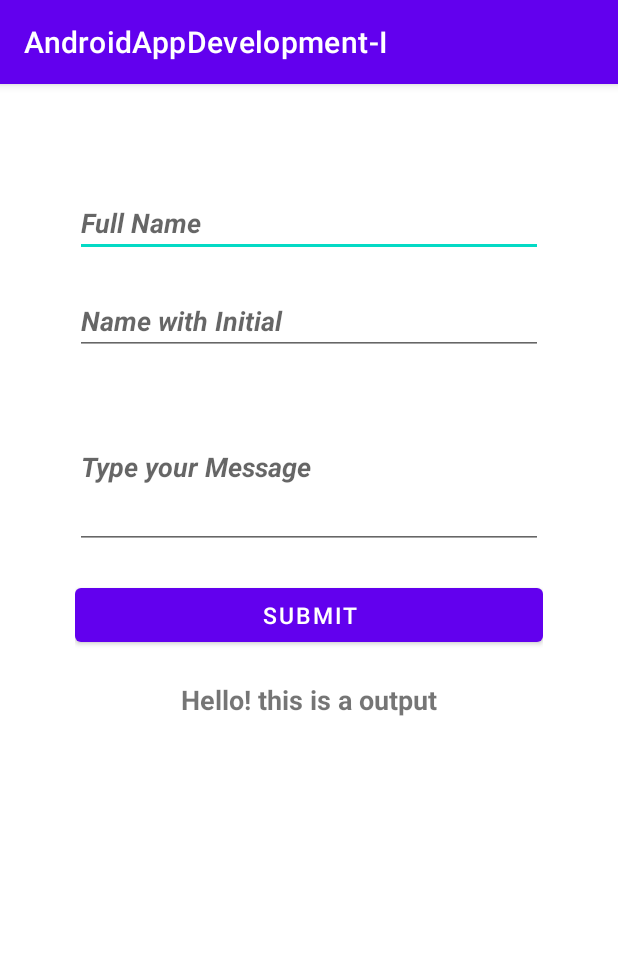
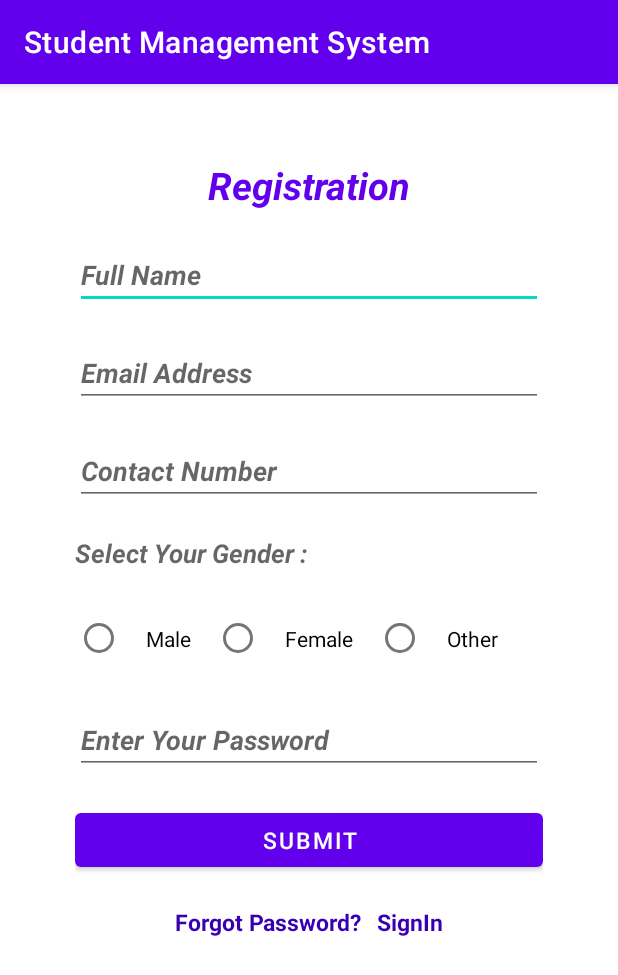
Before and after one commit to AsardeenCJ7/Android-MobileApp-Practicals, an Android app: the screen it shows after launch (MainActivity), on a phone screen of 412 x 824 dp. Shown: the top 975 px of the screen. Run offline under Robolectric (Android 15) with nearby library versions, the phone set to English and light mode, and no system bars.

Commit message:
Registration Xml done

```diff
--- a/app/src/main/res/layout/activity_main.xml
+++ b/app/src/main/res/layout/activity_main.xml
@@ -4,18 +4,17 @@
     xmlns:tools="http://schemas.android.com/tools"
     android:layout_width="match_parent"
     android:layout_height="match_parent"
-    tools:context=".MainActivity"
     android:padding="50dp"
-    >
+    tools:context=".MainActivity">
 
     <EditText
+        android:id="@+id/editTextName"
         android:layout_width="match_parent"
         android:layout_height="wrap_content"
+        android:layout_below="@id/txtRegi"
+        android:layout_marginTop="20dp"
         android:hint="Full Name"
-        android:id="@+id/editTextName"
-        android:textStyle="bold|italic"
-        android:layout_marginTop="20dp"
-       />
+        android:textStyle="bold|italic" />
 
     <EditText
         android:id="@+id/editTextInitial"
@@ -24,39 +23,120 @@
         android:layout_below="@+id/editTextName"
         android:layout_centerInParent="true"
         android:layout_marginTop="20dp"
-        android:hint="Name with Initial"
+        android:hint="Email Address"
+        android:inputType="textEmailAddress"
         android:textStyle="bold|italic" />
 
     <EditText
-    android:id="@+id/editTextmessage"
+        android:id="@+id/editEmail"
         android:layout_width="match_parent"
         android:layout_height="wrap_content"
-    android:hint="Type your Message"
-    android:lines="4"
         android:layout_below="@+id/editTextInitial"
-    android:textStyle="bold|italic"
-    android:layout_marginTop="20dp"/>
+        android:layout_marginTop="20dp"
+        android:hint="Contact Number"
+        android:inputType="phone"
+        android:textStyle="bold|italic" />
 
     <Button
         android:id="@+id/btnSayHello"
         android:layout_width="match_parent"
         android:layout_height="wrap_content"
-        android:layout_below="@id/editTextmessage"
+        android:layout_below="@id/editPwd"
+        android:layout_marginTop="20dp"
         android:text="Submit"
-        android:textSize="15dp"
-        android:layout_marginTop="20dp"/>
+        android:textSize="15dp" />
+
+    <LinearLayout
+        android:layout_width="wrap_content"
+        android:layout_height="wrap_content"
+        android:layout_below="@id/btnSayHello"
+        android:layout_centerInParent="true"
+        android:layout_marginTop="20dp">
 
         <TextView
             android:id="@+id/textView1"
+            android:layout_width="wrap_content"
+            android:layout_height="wrap_content"
+            android:text="Forgot Password?"
+            android:textAlignment="center"
+            android:textColor="@color/design_default_color_primary_dark"
+            android:textSize="15dp"
+            android:textStyle="bold|normal" />
+
+        <TextView
+            android:id="@+id/textView2"
+            android:layout_width="wrap_content"
+            android:layout_height="wrap_content"
+            android:layout_marginStart="10dp"
+            android:text="SignIn"
+            android:textAlignment="center"
+            android:textColor="@color/design_default_color_primary_dark"
+            android:textSize="15dp"
+            android:textStyle="bold|normal" />
+
+    </LinearLayout>
+
+
+    <TextView
+        android:id="@+id/txtGender"
+        android:layout_width="wrap_content"
+        android:layout_height="wrap_content"
+        android:layout_below="@+id/editEmail"
+        android:layout_marginTop="20dp"
+        android:hint="Select Your Gender : "
+        android:textSize="17dp"
+        android:textStyle="bold|italic"
+
+        />
+
+    <RadioGroup
+        android:id="@+id/rdoGroup"
         android:layout_width="match_parent"
         android:layout_height="wrap_content"
-        android:text="Hello! this is a output"
-        android:layout_below="@id/btnSayHello"
+        android:layout_below="@+id/txtGender"
         android:layout_marginTop="20dp"
-        android:textSize="18dp"
+        android:orientation="horizontal">
+
+        <RadioButton
+            android:id="@+id/radio_button1_id"
+            android:layout_width="wrap_content"
+            android:layout_height="wrap_content"
+            android:padding="15dp"
+            android:text="Male" />
+
+        <RadioButton
+            android:id="@+id/radio_button2_id"
+            android:layout_width="wrap_content"
+            android:layout_height="wrap_content"
+            android:padding="15dp"
+            android:text="Female" />
+
+        <RadioButton
+            android:id="@+id/radio_button3_id"
+            android:layout_width="wrap_content"
+            android:layout_height="wrap_content"
+            android:padding="15dp"
+            android:text="Other" />
+
+    </RadioGroup>
+
+    <EditText
+        android:id="@+id/editPwd"
+        android:layout_width="match_parent"
+        android:layout_height="wrap_content"
+        android:layout_below="@+id/rdoGroup"
+        android:layout_marginTop="20dp"
+        android:hint="Enter Your Password"
+        android:inputType="textPassword"
+        android:textStyle="italic|bold" />
+
+    <TextView
+        android:id="@+id/txtRegi"
+        android:layout_width="match_parent"
+        android:layout_height="wrap_content"
+        android:text="Registration"
         android:textAlignment="center"
-        android:textStyle="bold|normal"
-        />
-
-
+        android:textColor="@color/purple_500"
+        android:textSize="25dp"
+        android:textStyle="italic|bold" />
 </RelativeLayout>
--- a/app/src/main/res/values/strings.xml
+++ b/app/src/main/res/values/strings.xml
@@ -1,3 +1,3 @@
 <resources>
-    <string name="app_name">AndroidAppDevelopment-I</string>
+    <string name="app_name">Student Management System</string>
 </resources>
```
Lines whose indentation alone changed are shown as unchanged.
